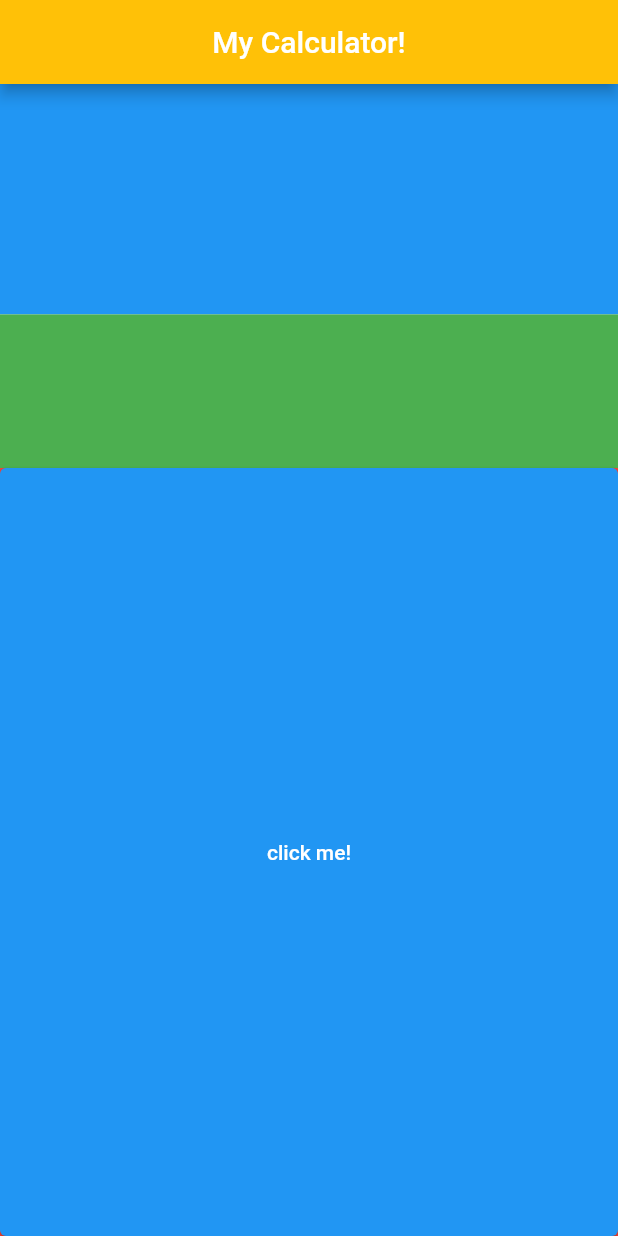
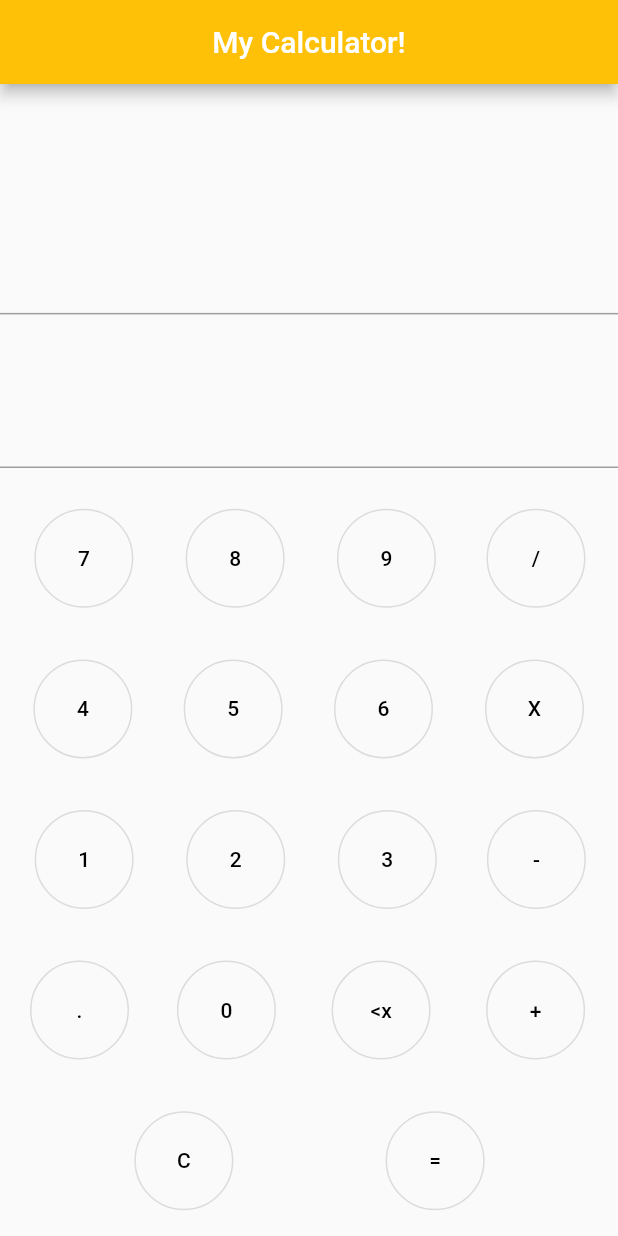
Before and after one commit to CommanderBaman/19D070056_IntroToAppDev, a Flutter app: the screen it shows after launch, on a phone screen of 412 x 824 dp. Run offline on Flutter 3.47's test engine with Material 2 defaults, Android fonts, the phone set to English and light mode, and no system bars.

Commit message:
make basic structure

```diff
--- a/calculator/lib/main.dart
+++ b/calculator/lib/main.dart
@@ -27,7 +27,7 @@ class _HomePageState extends State<HomePage> {
   String answer = '';
 
   void onNumpadPress(String charPressed) {
-    print(charPressed + ' asdflv');
+    print(charPressed + ' pressed!');
     setState(() {
       queryString += charPressed;
     });
@@ -75,8 +75,9 @@ class AnswerWidget extends StatelessWidget {
   @override
   Widget build(BuildContext context) {
     return Container(
-      color: Colors.blue,
       child: Text(this.text),
+      decoration:
+          BoxDecoration(border: Border(bottom: BorderSide(color: Colors.grey))),
     );
   }
 }
@@ -88,8 +89,9 @@ class QueryWidget extends StatelessWidget {
   @override
   Widget build(BuildContext context) {
     return Container(
-      color: Colors.green,
       child: Text(this.text),
+      decoration:
+          BoxDecoration(border: Border(bottom: BorderSide(color: Colors.grey))),
     );
   }
 }
@@ -99,16 +101,86 @@ class Numpad extends StatelessWidget {
 
   final ValueSetter<String> onKeyPress;
 
+  final List<String> firstRow = const ['7', '8', '9', '/'];
+  final List<String> secondRow = const ['4', '5', '6', 'X'];
+  final List<String> thirdRow = const ['1', '2', '3', '-'];
+  final List<String> fourthRow = const ['.', '0', '<x', '+'];
+  final List<String> fifthRow = const ['C', '='];
+
   @override
   Widget build(BuildContext context) {
     return Container(
-      color: Colors.red,
-      child: ElevatedButton(
-        child: Text('click me!'),
-        onPressed: () {
-          onKeyPress('sgg');
-        },
-      ),
-    );
+      padding: EdgeInsets.only(top: 10),
+        child: Column(
+      children: [
+        Expanded(
+          child: Row(
+              mainAxisAlignment: MainAxisAlignment.spaceEvenly,
+              children: firstRow
+                  .map((displayValue) => NumpadButton(
+                        text: displayValue,
+                        onKeyPress: onKeyPress,
+                      ))
+                  .toList()),
+        ),
+        Expanded(
+            child: Row(
+                mainAxisAlignment: MainAxisAlignment.spaceEvenly,
+                children: secondRow
+                    .map((displayValue) => NumpadButton(
+                          text: displayValue,
+                          onKeyPress: onKeyPress,
+                        ))
+                    .toList())),
+        Expanded(
+            child: Row(
+                mainAxisAlignment: MainAxisAlignment.spaceEvenly,
+                children: thirdRow
+                    .map((displayValue) => NumpadButton(
+                          text: displayValue,
+                          onKeyPress: onKeyPress,
+                        ))
+                    .toList())),
+        Expanded(
+            child: Row(
+                mainAxisAlignment: MainAxisAlignment.spaceEvenly,
+                children: fourthRow
+                    .map((displayValue) => NumpadButton(
+                          text: displayValue,
+                          onKeyPress: onKeyPress,
+                        ))
+                    .toList())),
+        Expanded(
+            child: Row(
+                mainAxisAlignment: MainAxisAlignment.spaceEvenly,
+                children: fifthRow
+                    .map((displayValue) => NumpadButton(
+                          text: displayValue,
+                          onKeyPress: onKeyPress,
+                        ))
+                    .toList())),
+      ],
+    ));
   }
 }
+
+class NumpadButton extends StatelessWidget {
+  const NumpadButton({Key? key, required this.text, required this.onKeyPress})
+      : super(key: key);
+  final String text;
+  final ValueSetter<String> onKeyPress;
+
+  @override
+  Widget build(BuildContext context) {
+    return OutlinedButton(
+        onPressed: () {
+          onKeyPress(text);
+        },
+        style: OutlinedButton.styleFrom(shape: CircleBorder()),
+        child: Container(
+            child: Text(
+          text,
+          style: TextStyle(color: Colors.black),
+        ), padding: EdgeInsets.all(25),));
+  }
+}
```
